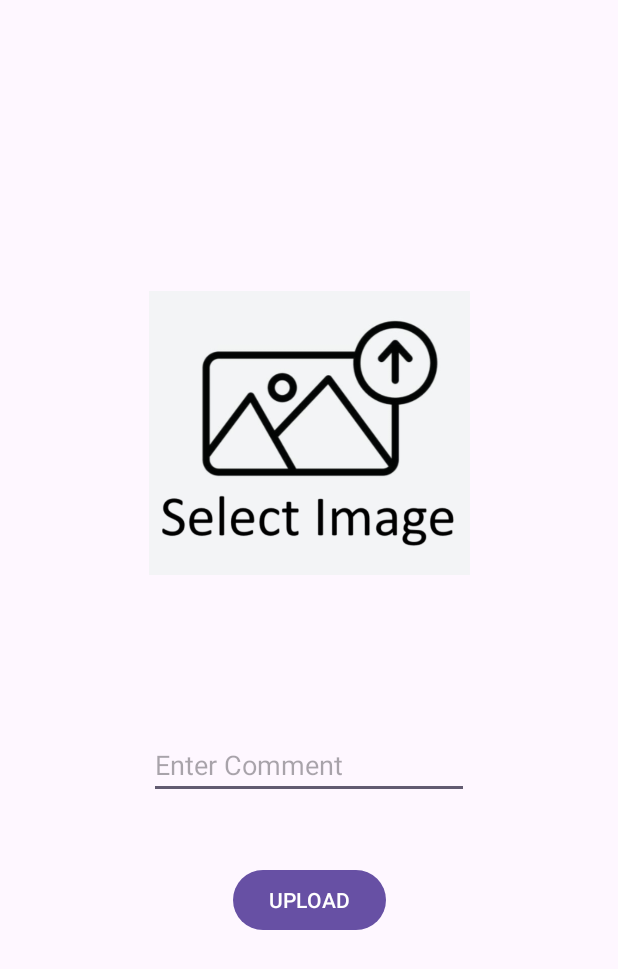
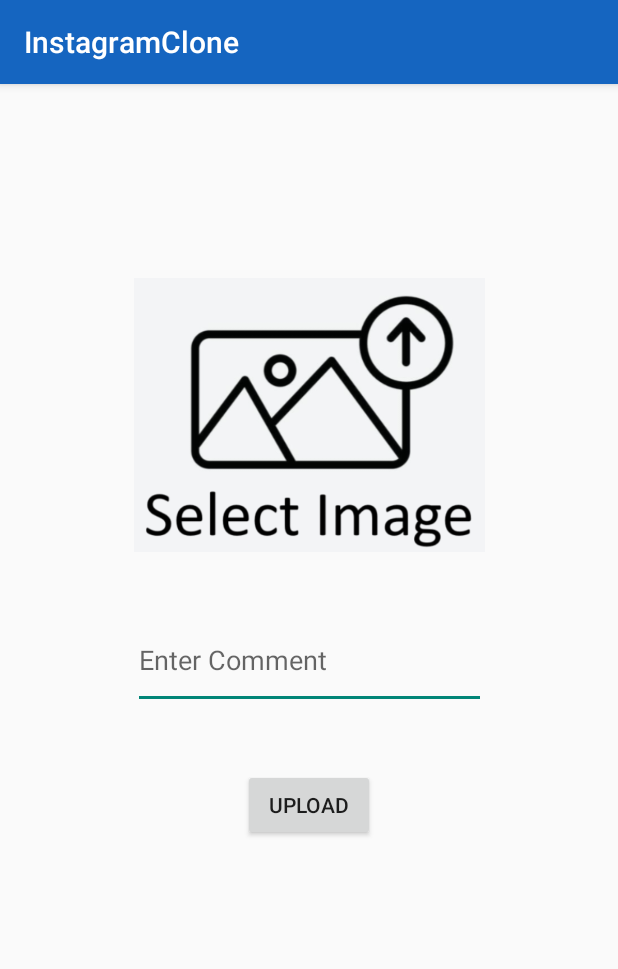
Before and after one commit to zeynepmervee/InstagramClone, an Android app: the UploadActivity screen opened directly, with no data from a screen before it, on a phone screen of 412 x 824 dp. Shown: the top 969 px of the screen. Run offline under Robolectric (Android 15) with nearby library versions, the phone set to English and light mode, and no system bars.

Commit message:
Refactor activities, update layouts, and fix resource naming conflicts

```diff
--- a/app/build.gradle.kts
+++ b/app/build.gradle.kts
@@ -30,6 +30,9 @@ android {
         sourceCompatibility = JavaVersion.VERSION_1_8
         targetCompatibility = JavaVersion.VERSION_1_8
     }
+    buildFeatures{
+        viewBinding = true;
+    }
 }
 
 dependencies {
--- a/app/src/main/AndroidManifest.xml
+++ b/app/src/main/AndroidManifest.xml
@@ -10,7 +10,7 @@
         android:label="@string/app_name"
         android:roundIcon="@mipmap/ic_launcher_round"
         android:supportsRtl="true"
-        android:theme="@style/Theme.InstagramClone"
+        android:theme="@style/Theme.MyApp"
         tools:targetApi="31">
         <activity
             android:name=".UploadActivity"
--- a/app/src/main/res/layout/activity_feed.xml
+++ b/app/src/main/res/layout/activity_feed.xml
@@ -10,6 +10,7 @@
     <androidx.recyclerview.widget.RecyclerView
         android:id="@+id/recyclerView"
         android:layout_width="match_parent"
+        android:layout_height="match_parent"
         android:layout_marginStart="1dp"
         android:layout_marginTop="1dp"
         android:layout_marginEnd="1dp"
--- a/app/src/main/res/layout/activity_upload.xml
+++ b/app/src/main/res/layout/activity_upload.xml
@@ -7,40 +7,38 @@
     android:layout_height="match_parent"
     tools:context=".UploadActivity">
 
-    <ImageView
-        android:id="@+id/imageView"
-        android:layout_width="214dp"
-        android:layout_height="0dp"
-        android:layout_marginTop="130dp"
-        android:onClick="selectImageClicked"
-        app:layout_constraintBottom_toTopOf="@+id/commentText"
-        app:layout_constraintEnd_toEndOf="parent"
-        app:layout_constraintStart_toStartOf="parent"
-        app:layout_constraintTop_toTopOf="parent"
-        app:srcCompat="@drawable/SelectImage" />
-
     <EditText
         android:id="@+id/commentText"
-        android:layout_width="wrap_content"
-        android:layout_height="wrap_content"
-        android:layout_marginTop="40dp"
+        android:layout_width="235dp"
+        android:layout_height="65dp"
+        android:layout_marginTop="30dp"
         android:ems="10"
         android:hint="Enter Comment"
         android:inputType="text"
-        app:layout_constraintBottom_toTopOf="@+id/uploadButton"
-        app:layout_constraintStart_toStartOf="@+id/imageView"
-        app:layout_constraintTop_toBottomOf="@+id/imageView" />
+        app:layout_constraintEnd_toEndOf="parent"
+        app:layout_constraintStart_toStartOf="parent"
+        app:layout_constraintTop_toBottomOf="@+id/selectImage" />
 
     <Button
         android:id="@+id/uploadButton"
         android:layout_width="wrap_content"
         android:layout_height="wrap_content"
-        android:layout_marginTop="43dp"
-        android:layout_marginBottom="200dp"
+        android:layout_marginTop="40dp"
         android:onClick="uploadButtonClicked"
         android:text="UPLOAD"
-        app:layout_constraintBottom_toBottomOf="parent"
         app:layout_constraintEnd_toEndOf="parent"
         app:layout_constraintStart_toStartOf="parent"
         app:layout_constraintTop_toBottomOf="@+id/commentText" />
+
+    <ImageView
+        android:id="@+id/selectImage"
+        android:layout_width="234dp"
+        android:layout_height="201dp"
+        android:layout_marginTop="120dp"
+        android:contentDescription="@string/common_google_play_services_update_button"
+        android:onClick="selectImageClicked"
+        app:layout_constraintEnd_toEndOf="parent"
+        app:layout_constraintStart_toStartOf="parent"
+        app:layout_constraintTop_toTopOf="parent"
+        app:srcCompat="@drawable/selectimage" />
 </androidx.constraintlayout.widget.ConstraintLayout>
--- /dev/null
+++ b/app/src/main/res/menu/option_menu.xml
@@ -0,0 +1,5 @@
+<?xml version="1.0" encoding="utf-8"?>
+<menu xmlns:android="http://schemas.android.com/apk/res/android">
+<item android:id="@+id/add_post" android:title="Add Post"></item>
+    <item android:id="@+id/signout" android:title="Signout"></item>
+</menu>
--- a/app/src/main/res/values/themes.xml
+++ b/app/src/main/res/values/themes.xml
@@ -1,4 +1,4 @@
-<resources xmlns:tools="http://schemas.android.com/tools">
+<resources xmlns:tools="http://schemas.android.com/tools" xmlns:android="http://schemas.android.com/apk/res/android">
     <!-- Base application theme. -->
     <style name="Base.Theme.InstagramClone" parent="Theme.Material3.DayNight.NoActionBar">
         <!-- Customize your light theme here. -->
@@ -6,4 +6,12 @@
     </style>
 
     <style name="Theme.InstagramClone" parent="Base.Theme.InstagramClone" />
+
+    <style name="Theme.MyApp" parent="Theme.AppCompat.Light.DarkActionBar">
+        <!-- Özelleştirmeler -->
+        <item name="colorPrimary">#1565C0</item>
+        <item name="colorPrimaryVariant">#1E88E5</item>
+        <item name="colorOnPrimary">@color/white</item>
+    </style>
+
 </resources>
```
Also changed, not shown: app/src/main/java/com/zeynepmervekoyuncu/instagramclone/FeedActivity.java (+34 -0 lines), app/src/main/java/com/zeynepmervekoyuncu/instagramclone/MainActivity.java (+72 -8 lines), app/src/main/res/layout/activity_main.xml (+4 -4 lines), app/src/main/java/com/zeynepmervekoyuncu/instagramclone/UploadActivity.java (line endings or trailing spaces), app/src/main/res/drawable/SelectImage.png (deleted), app/src/main/res/drawable/selectimage.png (added).
